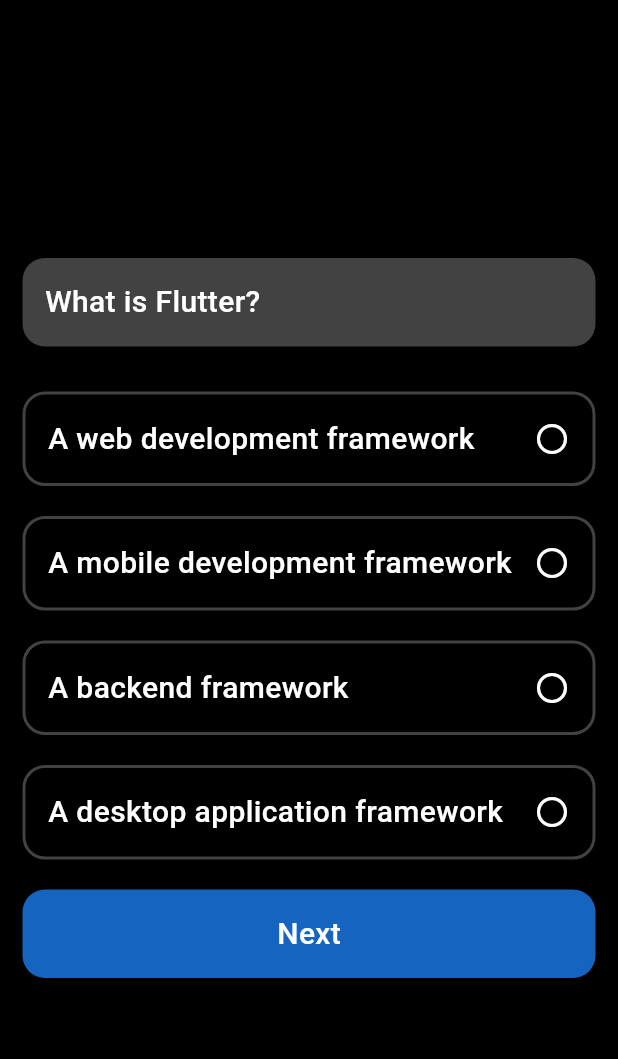
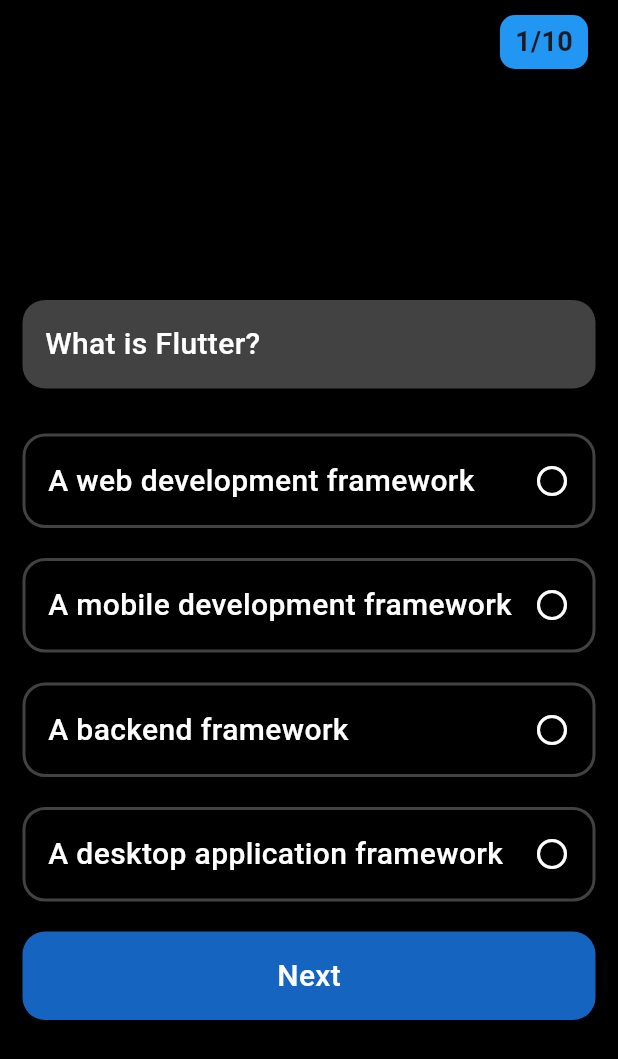
Before and after one commit to shihabLuminar/quiz_app_april, a Flutter app: the screen it shows after launch, on a phone screen of 412 x 824 dp. Shown: the top 1059 px of the screen. Run offline on Flutter 3.47's test engine with Material 3 defaults, Android fonts, the phone set to English and light mode, and no system bars; our stand-ins replace lottie.

Commit message:
questions screen conditions applied

```diff
--- a/lib/view/home_screen/home_screen.dart
+++ b/lib/view/home_screen/home_screen.dart
@@ -16,6 +16,21 @@
   Widget build(BuildContext context) {
     return SafeArea(
       child: Scaffold(
+        appBar: AppBar(
+          backgroundColor: Colors.black,
+          actions: [
+            Container(
+              decoration: BoxDecoration(
+                  color: Colors.blue, borderRadius: BorderRadius.circular(10)),
+              padding: EdgeInsets.symmetric(horizontal: 10, vertical: 5),
+              child: Text(
+                "${currentQstnIndex + 1}/${DummyDb.question.length}",
+                style: TextStyle(fontWeight: FontWeight.bold, fontSize: 18),
+              ),
+            ),
+            SizedBox(width: 20)
+          ],
+        ),
         backgroundColor: Colors.black,
         body: Center(
           child: Padding(
@@ -52,6 +67,7 @@
                       return optionsCard(
                         borderColor: getColor(index),
                         onOpitonsTapped: () {
+                          if (selectedIndex == null) {
                             selectedIndex = index;
                             setState(() {});
                             if (index ==
@@ -60,6 +76,7 @@
                               print("rignt answer");
                             } else {
                               print("wrong answer");
+                            }
                           }
                         },
                         option: ansOptions[index],
@@ -70,10 +87,16 @@
 
                 InkWell(
                   onTap: () {
+                    if (selectedIndex != null) {
                       if (currentQstnIndex < DummyDb.question.length - 1) {
                         currentQstnIndex++;
                         print(currentQstnIndex);
                         setState(() {});
+                        selectedIndex = null;
+                      }
+                    } else {
+                      ScaffoldMessenger.of(context).showSnackBar(
+                          SnackBar(content: Text("Select a valid choice")));
                     }
                   },
                   child: Container(
@@ -102,10 +125,19 @@
   }
 
   Color getColor(int index) {
+    if (selectedIndex != null) {
       if (DummyDb.question[currentQstnIndex]["answerIndex"] == selectedIndex &&
           index == selectedIndex) {
         return Colors.green;
+      } else if (DummyDb.question[currentQstnIndex]["answerIndex"] !=
+              selectedIndex &&
+          index == selectedIndex) {
+        return Colors.red;
+      } else if (DummyDb.question[currentQstnIndex]["answerIndex"] == index) {
+        return Colors.green;
       }
+    }
+
     return Colors.grey.shade800;
   }
 }
```
Lines whose indentation alone changed are shown as unchanged.
